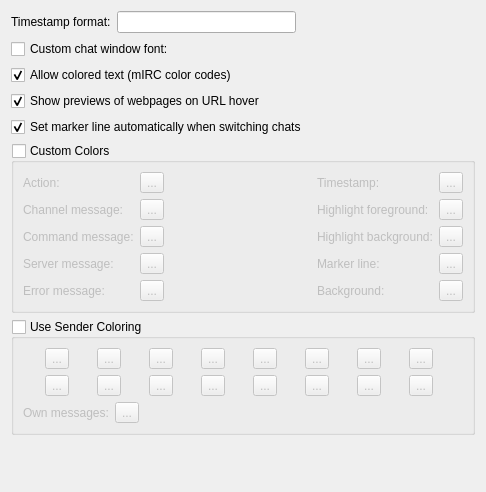
quassel/quassel, file src/qtui/settingspages/chatviewsettingspage.ui: the form before one commit.
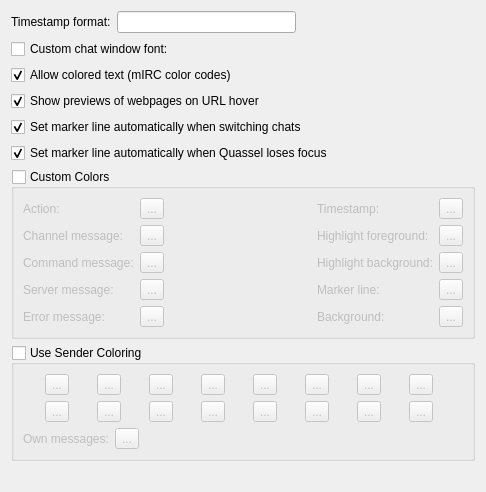
The form after the commit. Custom widgets are drawn as their Qt base class.

Commit message:
Implement issue #1219: Update the marker line when quassel loses focus
Solves issue #1219 on bugs.quassel-irc.org.

We now listen for QEvent::WindowDeactivate in the main window. This should pickup on window closing/minimizing/losing focus. We also change view->setMarkerLine() to Client::setMarkerLine which will send an event to the syncher, and eventually arrives at ChatView::markerLineSet, which moves the marker line for us.

What changed in the file:
```diff
--- a/src/qtui/settingspages/chatviewsettingspage.ui
+++ b/src/qtui/settingspages/chatviewsettingspage.ui
@@ -153,6 +153,25 @@
      </property>
     </widget>
    </item>
+   <item>
+    <widget class="QCheckBox" name="autoMarkerLineOnLostFocus">
+     <property name="toolTip">
+      <string>Set the marker line to the bottom of the current chat window when Quassel loses focus.</string>
+     </property>
+     <property name="text">
+      <string>Set marker line automatically when Quassel loses focus</string>
+     </property>
+     <property name="checked">
+      <bool>true</bool>
+     </property>
+     <property name="settingsKey" stdset="0">
+      <string>AutoMarkerLineOnLostFocus</string>
+     </property>
+     <property name="defaultValue" stdset="0">
+      <bool>true</bool>
+     </property>
+    </widget>
+   </item>
    <item>
     <widget class="QGroupBox" name="useCustomColors">
      <property name="title">
```
The commit also changes 3 other files.
